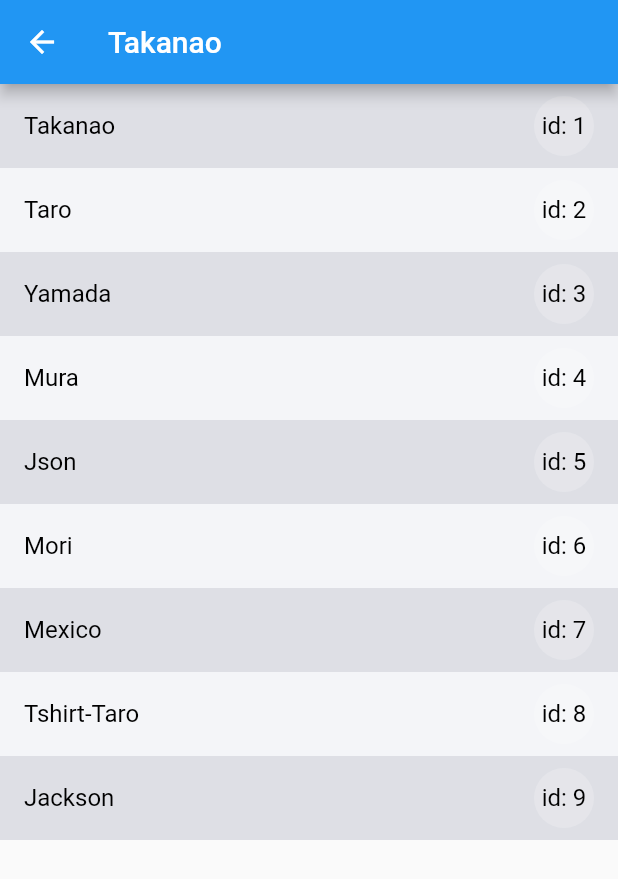
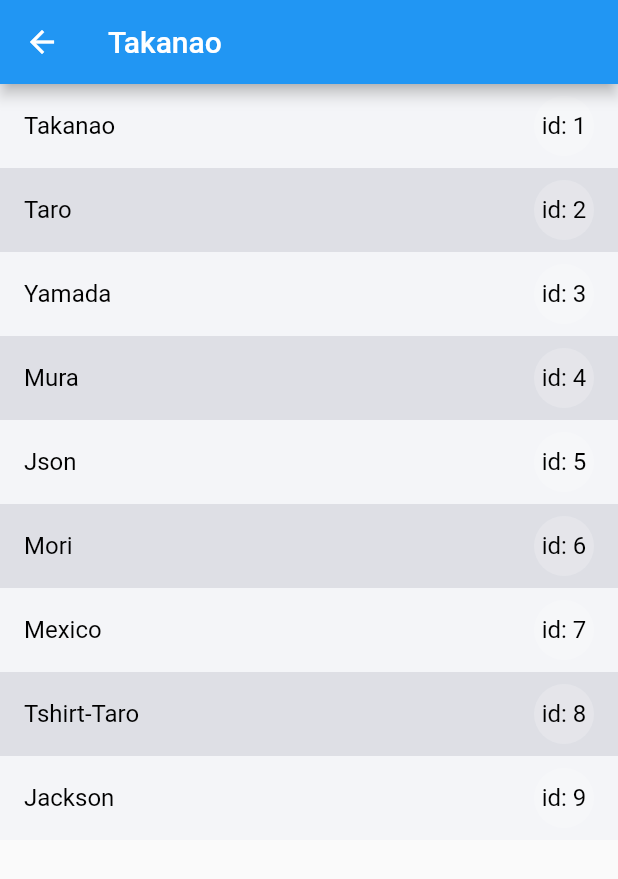
Before and after one commit to takacube/FlutterDemo, a Flutter app: the UserPage screen opened by its route, on a phone screen of 412 x 824 dp. Shown: the top 879 px of the screen. Run offline on Flutter 3.47's test engine with Material 2 defaults, Android fonts, the phone set to English and light mode, and no system bars.

Commit message:
fix: users background modification [tashim]

```diff
--- a/lib/cart/common/widget/user_page.dart
+++ b/lib/cart/common/widget/user_page.dart
@@ -32,7 +32,7 @@ class UserName extends StatelessWidget {
       : Colors.black
     );
     return Container(
-      color: user.color,
+      color: (user.id % 2 == 0)? const Color.fromARGB(255, 222, 223, 229) : const Color.fromARGB(255, 244, 245, 248),
       //margin: 123,
       child: ListTile(
         title: Text(
--- a/lib/cart/src/vanilla/main.dart
+++ b/lib/cart/src/vanilla/main.dart
@@ -52,7 +52,7 @@ class MyHomePageState extends State<MyHomePage> {
   Widget build(BuildContext context) {
     return Scaffold(
       appBar: AppBar(
-        title: Text('Vanilla'),
+        title: const Text('Vanilla'),
         actions: <Widget>[
           // The shopping cart button in the app bar
           CartButton(
@@ -76,7 +76,7 @@ class ProductGrid extends StatelessWidget {
   final Cart cart;
   final Function(Product) updateProduct;
 
-  ProductGrid({
+  const ProductGrid({
     Key? key,
     required this.cart,
     required this.updateProduct,
```
